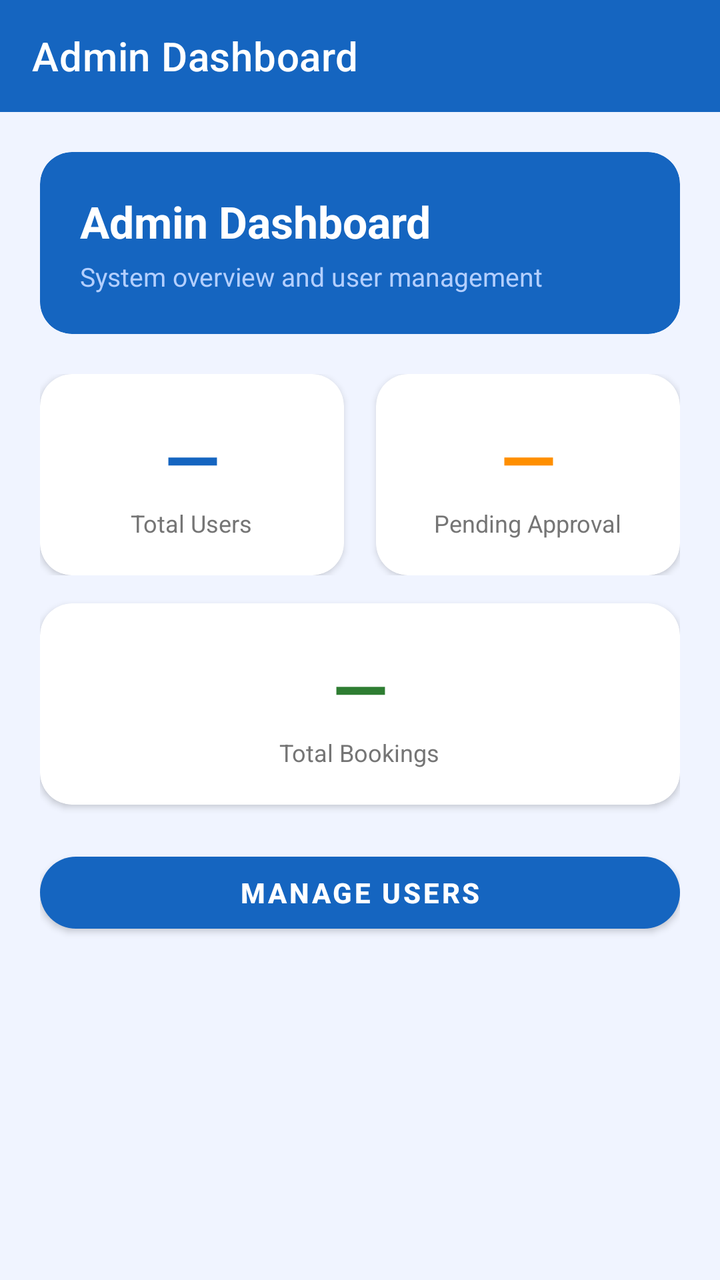
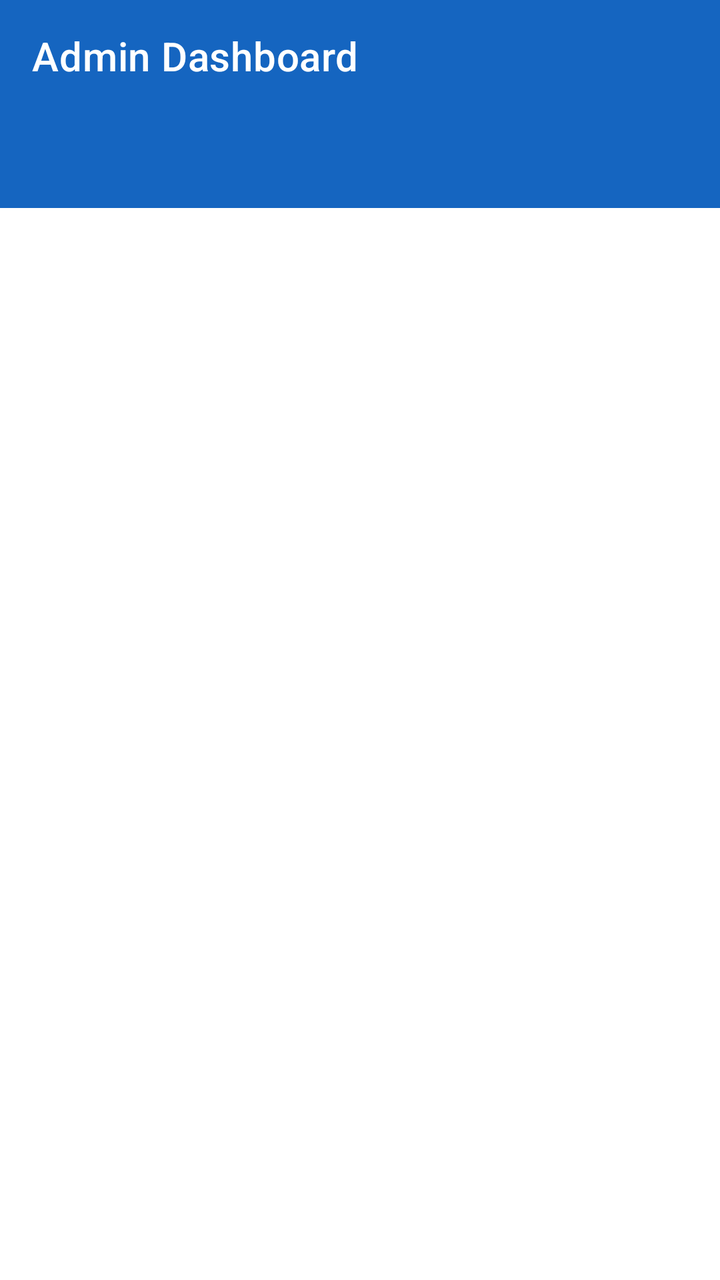

Before-and-after screenshots of an Android layout around one commit, followed by the original layout XML and the change that was made.
<!-- AndroidManifest.xml: application theme Theme.MBPTODABookingApp -->
<!-- res/layout/activity_admin_dashboard.xml -->
<?xml version="1.0" encoding="utf-8"?>
<LinearLayout xmlns:android="http://schemas.android.com/apk/res/android"
    xmlns:app="http://schemas.android.com/apk/res-auto"
    android:layout_width="match_parent"
    android:layout_height="match_parent"
    android:orientation="vertical">

    <com.google.android.material.appbar.MaterialToolbar
        android:id="@+id/toolbar"
        android:layout_width="match_parent"
        android:layout_height="?attr/actionBarSize"
        android:background="@color/colorPrimary"
        app:title="@string/admin_dashboard"
        app:titleTextColor="@color/white" />

    <ScrollView
        android:layout_width="match_parent"
        android:layout_height="match_parent"
        android:background="@color/colorBackground">

        <LinearLayout
            android:layout_width="match_parent"
            android:layout_height="wrap_content"
            android:orientation="vertical"
            android:padding="20dp">

            
            <com.google.android.material.card.MaterialCardView
                android:layout_width="match_parent"
                android:layout_height="wrap_content"
                android:layout_marginBottom="20dp"
                app:cardBackgroundColor="@color/colorPrimary"
                app:cardCornerRadius="16dp"
                app:cardElevation="0dp">

                <LinearLayout
                    android:layout_width="match_parent"
                    android:layout_height="wrap_content"
                    android:orientation="vertical"
                    android:padding="20dp">

                    <TextView
                        android:layout_width="wrap_content"
                        android:layout_height="wrap_content"
                        android:text="Admin Dashboard"
                        android:textColor="@color/white"
                        android:textSize="22sp"
                        android:textStyle="bold" />

                    <TextView
                        android:layout_width="wrap_content"
                        android:layout_height="wrap_content"
                        android:layout_marginTop="4dp"
                        android:text="System overview and user management"
                        android:textColor="@color/colorHeroSubtitle"
                        android:textSize="13sp" />

                </LinearLayout>
            </com.google.android.material.card.MaterialCardView>

            
            <LinearLayout
                android:layout_width="match_parent"
                android:layout_height="wrap_content"
                android:orientation="horizontal"
                android:layout_marginBottom="14dp">

                <com.google.android.material.card.MaterialCardView
                    android:layout_width="0dp"
                    android:layout_height="wrap_content"
                    android:layout_weight="1"
                    android:layout_marginEnd="8dp"
                    app:cardCornerRadius="16dp"
                    app:cardElevation="2dp">

                    <LinearLayout
                        android:layout_width="match_parent"
                        android:layout_height="wrap_content"
                        android:orientation="vertical"
                        android:padding="18dp"
                        android:gravity="center">

                        <TextView
                            android:id="@+id/tvUserCount"
                            android:layout_width="wrap_content"
                            android:layout_height="wrap_content"
                            android:text="—"
                            android:textColor="@color/colorPrimary"
                            android:textSize="36sp"
                            android:textStyle="bold" />

                        <TextView
                            android:layout_width="wrap_content"
                            android:layout_height="wrap_content"
                            android:gravity="center"
                            android:text="@string/total_users"
                            android:textColor="@color/grey_text"
                            android:textSize="12sp" />

                    </LinearLayout>
                </com.google.android.material.card.MaterialCardView>

                <com.google.android.material.card.MaterialCardView
                    android:layout_width="0dp"
                    android:layout_height="wrap_content"
                    android:layout_weight="1"
                    android:layout_marginStart="8dp"
                    app:cardCornerRadius="16dp"
                    app:cardElevation="2dp">

                    <LinearLayout
                        android:layout_width="match_parent"
                        android:layout_height="wrap_content"
                        android:orientation="vertical"
                        android:padding="18dp"
                        android:gravity="center">

                        <TextView
                            android:id="@+id/tvPendingCount"
                            android:layout_width="wrap_content"
                            android:layout_height="wrap_content"
                            android:text="—"
                            android:textColor="@color/statusRequested"
                            android:textSize="36sp"
                            android:textStyle="bold" />

                        <TextView
                            android:layout_width="wrap_content"
                            android:layout_height="wrap_content"
                            android:gravity="center"
                            android:text="@string/pending_approval"
                            android:textColor="@color/grey_text"
                            android:textSize="12sp" />

                    </LinearLayout>
                </com.google.android.material.card.MaterialCardView>

            </LinearLayout>

            
            <com.google.android.material.card.MaterialCardView
                android:layout_width="match_parent"
                android:layout_height="wrap_content"
                android:layout_marginBottom="20dp"
                app:cardCornerRadius="16dp"
                app:cardElevation="2dp">

                <LinearLayout
                    android:layout_width="match_parent"
                    android:layout_height="wrap_content"
                    android:orientation="vertical"
                    android:padding="18dp"
                    android:gravity="center">

                    <TextView
                        android:id="@+id/tvBookingCount"
                        android:layout_width="wrap_content"
                        android:layout_height="wrap_content"
                        android:text="—"
                        android:textColor="@color/statusCompleted"
                        android:textSize="36sp"
                        android:textStyle="bold" />

                    <TextView
                        android:layout_width="wrap_content"
                        android:layout_height="wrap_content"
                        android:gravity="center"
                        android:text="@string/total_bookings"
                        android:textColor="@color/grey_text"
                        android:textSize="12sp" />

                </LinearLayout>
            </com.google.android.material.card.MaterialCardView>

            <ProgressBar
                android:id="@+id/progressBar"
                android:layout_width="wrap_content"
                android:layout_height="wrap_content"
                android:layout_gravity="center"
                android:layout_marginBottom="16dp"
                android:visibility="gone" />

            <com.google.android.material.button.MaterialButton
                android:id="@+id/btnManageUsers"
                android:layout_width="match_parent"
                android:layout_height="wrap_content"
                android:text="@string/manage_users"
                android:textStyle="bold" />

        </LinearLayout>
    </ScrollView>
</LinearLayout>
<!-- resources referenced by this layout -->
<resources>
  <color name="colorBackground">#F0F4FF</color>
  <color name="colorHeroSubtitle">#B3CFFF</color>
  <color name="colorPrimary">#1565C0</color>
  <color name="grey_text">#757575</color>
  <color name="statusCompleted">#2E7D32</color>
  <color name="statusRequested">#FF8F00</color>
  <color name="white">#FFFFFF</color>
  <string name="admin_dashboard">Admin Dashboard</string>
  <string name="manage_users">Manage Users</string>
  <string name="pending_approval">Pending Approval</string>
  <string name="total_bookings">Total Bookings</string>
  <string name="total_users">Total Users</string>
  <style name="Theme.MBPTODABookingApp" parent="Theme.MaterialComponents.DayNight.NoActionBar">
          <item name="colorPrimary">@color/colorPrimary</item>
          <item name="colorPrimaryVariant">@color/colorPrimaryDark</item>
          <item name="colorOnPrimary">@color/white</item>
          <item name="colorSecondary">@color/colorAccent</item>
          <item name="colorOnSecondary">@color/white</item>
          <item name="android:statusBarColor">@color/colorPrimaryDark</item>
          
          <item name="materialButtonStyle">@style/Widget.App.Button</item>
          <item name="materialButtonOutlinedStyle">@style/Widget.App.Button.Outlined</item>
          
          <item name="shapeAppearanceMediumComponent">@style/ShapeAppearance.App.MediumComponent</item>
      </style>
  <color name="colorPrimaryDark">#003c8f</color>
  <color name="colorAccent">#FF8F00</color>
  <style name="Widget.App.Button" parent="Widget.MaterialComponents.Button">
          <item name="cornerRadius">24dp</item>
          <item name="android:paddingTop">4dp</item>
          <item name="android:paddingBottom">4dp</item>
          <item name="android:minHeight">48dp</item>
      </style>
  <style name="Widget.App.Button.Outlined" parent="Widget.MaterialComponents.Button.OutlinedButton">
          <item name="cornerRadius">24dp</item>
          <item name="android:paddingTop">4dp</item>
          <item name="android:paddingBottom">4dp</item>
          <item name="android:minHeight">48dp</item>
      </style>
  <style name="ShapeAppearance.App.MediumComponent" parent="ShapeAppearance.MaterialComponents.MediumComponent">
          <item name="cornerSize">12dp</item>
      </style>
</resources>

<!-- the commit's change to res/layout/activity_admin_dashboard.xml (unified diff, before → after) -->
@@ -13,180 +13,18 @@
         app:title="@string/admin_dashboard"
         app:titleTextColor="@color/white" />
 
-    <ScrollView
+    <com.google.android.material.tabs.TabLayout
+        android:id="@+id/tabLayout"
         android:layout_width="match_parent"
-        android:layout_height="match_parent"
-        android:background="@color/colorBackground">
+        android:layout_height="wrap_content"
+        android:background="@color/colorPrimary"
+        app:tabTextColor="@color/white"
+        app:tabSelectedTextColor="@color/white"
+        app:tabIndicatorColor="@color/colorAccent" />
 
-        <LinearLayout
-            android:layout_width="match_parent"
-            android:layout_height="wrap_content"
-            android:orientation="vertical"
-            android:padding="20dp">
+    <androidx.viewpager2.widget.ViewPager2
+        android:id="@+id/viewPager"
+        android:layout_width="match_parent"
+        android:layout_height="match_parent" />
 
-            
-            <com.google.android.material.card.MaterialCardView
-                android:layout_width="match_parent"
-                android:layout_height="wrap_content"
-                android:layout_marginBottom="20dp"
-                app:cardBackgroundColor="@color/colorPrimary"
-                app:cardCornerRadius="16dp"
-                app:cardElevation="0dp">
-
-                <LinearLayout
-                    android:layout_width="match_parent"
-                    android:layout_height="wrap_content"
-                    android:orientation="vertical"
-                    android:padding="20dp">
-
-                    <TextView
-                        android:layout_width="wrap_content"
-                        android:layout_height="wrap_content"
-                        android:text="Admin Dashboard"
-                        android:textColor="@color/white"
-                        android:textSize="22sp"
-                        android:textStyle="bold" />
-
-                    <TextView
-                        android:layout_width="wrap_content"
-                        android:layout_height="wrap_content"
-                        android:layout_marginTop="4dp"
-                        android:text="System overview and user management"
-                        android:textColor="@color/colorHeroSubtitle"
-                        android:textSize="13sp" />
-
-                </LinearLayout>
-            </com.google.android.material.card.MaterialCardView>
-
-            
-            <LinearLayout
-                android:layout_width="match_parent"
-                android:layout_height="wrap_content"
-                android:orientation="horizontal"
-                android:layout_marginBottom="14dp">
-
-                <com.google.android.material.card.MaterialCardView
-                    android:layout_width="0dp"
-                    android:layout_height="wrap_content"
-                    android:layout_weight="1"
-                    android:layout_marginEnd="8dp"
-                    app:cardCornerRadius="16dp"
-                    app:cardElevation="2dp">
-
-                    <LinearLayout
-                        android:layout_width="match_parent"
-                        android:layout_height="wrap_content"
-                        android:orientation="vertical"
-                        android:padding="18dp"
-                        android:gravity="center">
-
-                        <TextView
-                            android:id="@+id/tvUserCount"
-                            android:layout_width="wrap_content"
-                            android:layout_height="wrap_content"
-                            android:text="—"
-                            android:textColor="@color/colorPrimary"
-                            android:textSize="36sp"
-                            android:textStyle="bold" />
-
-                        <TextView
-                            android:layout_width="wrap_content"
-                            android:layout_height="wrap_content"
-                            android:gravity="center"
-                            android:text="@string/total_users"
-                            android:textColor="@color/grey_text"
-                            android:textSize="12sp" />
-
-                    </LinearLayout>
-                </com.google.android.material.card.MaterialCardView>
-
-                <com.google.android.material.card.MaterialCardView
-                    android:layout_width="0dp"
-                    android:layout_height="wrap_content"
-                    android:layout_weight="1"
-                    android:layout_marginStart="8dp"
-                    app:cardCornerRadius="16dp"
-                    app:cardElevation="2dp">
-
-                    <LinearLayout
-                        android:layout_width="match_parent"
-                        android:layout_height="wrap_content"
-                        android:orientation="vertical"
-                        android:padding="18dp"
-                        android:gravity="center">
-
-                        <TextView
-                            android:id="@+id/tvPendingCount"
-                            android:layout_width="wrap_content"
-                            android:layout_height="wrap_content"
-                            android:text="—"
-                            android:textColor="@color/statusRequested"
-                            android:textSize="36sp"
-                            android:textStyle="bold" />
-
-                        <TextView
-                            android:layout_width="wrap_content"
-                            android:layout_height="wrap_content"
-                            android:gravity="center"
-                            android:text="@string/pending_approval"
-                            android:textColor="@color/grey_text"
-                            android:textSize="12sp" />
-
-                    </LinearLayout>
-                </com.google.android.material.card.MaterialCardView>
-
-            </LinearLayout>
-
-            
-            <com.google.android.material.card.MaterialCardView
-                android:layout_width="match_parent"
-                android:layout_height="wrap_content"
-                android:layout_marginBottom="20dp"
-                app:cardCornerRadius="16dp"
-                app:cardElevation="2dp">
-
-                <LinearLayout
-                    android:layout_width="match_parent"
-                    android:layout_height="wrap_content"
-                    android:orientation="vertical"
-                    android:padding="18dp"
-                    android:gravity="center">
-
-                    <TextView
-                        android:id="@+id/tvBookingCount"
-                        android:layout_width="wrap_content"
-                        android:layout_height="wrap_content"
-                        android:text="—"
-                        android:textColor="@color/statusCompleted"
-                        android:textSize="36sp"
-                        android:textStyle="bold" />
-
-                    <TextView
-                        android:layout_width="wrap_content"
-                        android:layout_height="wrap_content"
-                        android:gravity="center"
-                        android:text="@string/total_bookings"
-                        android:textColor="@color/grey_text"
-                        android:textSize="12sp" />
-
-                </LinearLayout>
-            </com.google.android.material.card.MaterialCardView>
-
-            <ProgressBar
-                android:id="@+id/progressBar"
-                android:layout_width="wrap_content"
-                android:layout_height="wrap_content"
-                android:layout_gravity="center"
-                android:layout_marginBottom="16dp"
-                android:visibility="gone" />
-
-            <com.google.android.material.button.MaterialButton
-                android:id="@+id/btnManageUsers"
-                android:layout_width="match_parent"
-                android:layout_height="wrap_content"
-                android:text="@string/manage_users"
-                android:textStyle="bold" />
-
-        </LinearLayout>
-    </ScrollView>
 </LinearLayout>
<!-- resource entries referenced after the edit -->
@@ -1,17 +1,8 @@
 <!-- resources referenced by this layout -->
 <resources>
-  <color name="colorBackground">#F0F4FF</color>
-  <color name="colorHeroSubtitle">#B3CFFF</color>
   <color name="colorPrimary">#1565C0</color>
-  <color name="grey_text">#757575</color>
-  <color name="statusCompleted">#2E7D32</color>
-  <color name="statusRequested">#FF8F00</color>
   <color name="white">#FFFFFF</color>
   <string name="admin_dashboard">Admin Dashboard</string>
-  <string name="manage_users">Manage Users</string>
-  <string name="pending_approval">Pending Approval</string>
-  <string name="total_bookings">Total Bookings</string>
-  <string name="total_users">Total Users</string>
   <style name="Theme.MBPTODABookingApp" parent="Theme.MaterialComponents.DayNight.NoActionBar">
           <item name="colorPrimary">@color/colorPrimary</item>
           <item name="colorPrimaryVariant">@color/colorPrimaryDark</item>
